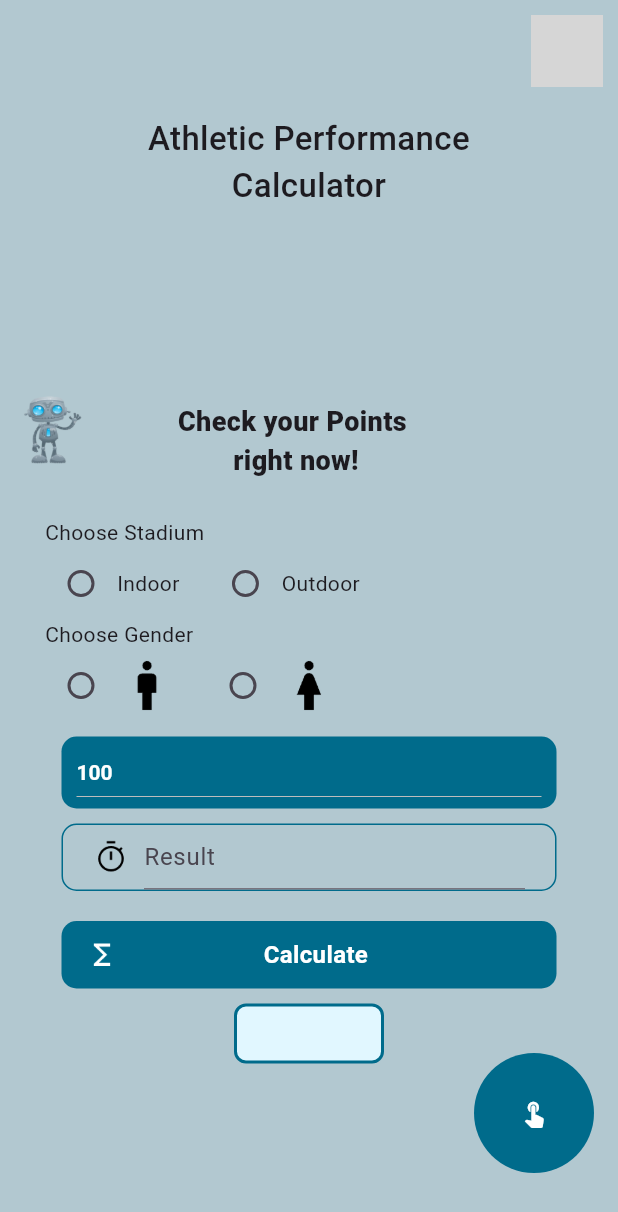
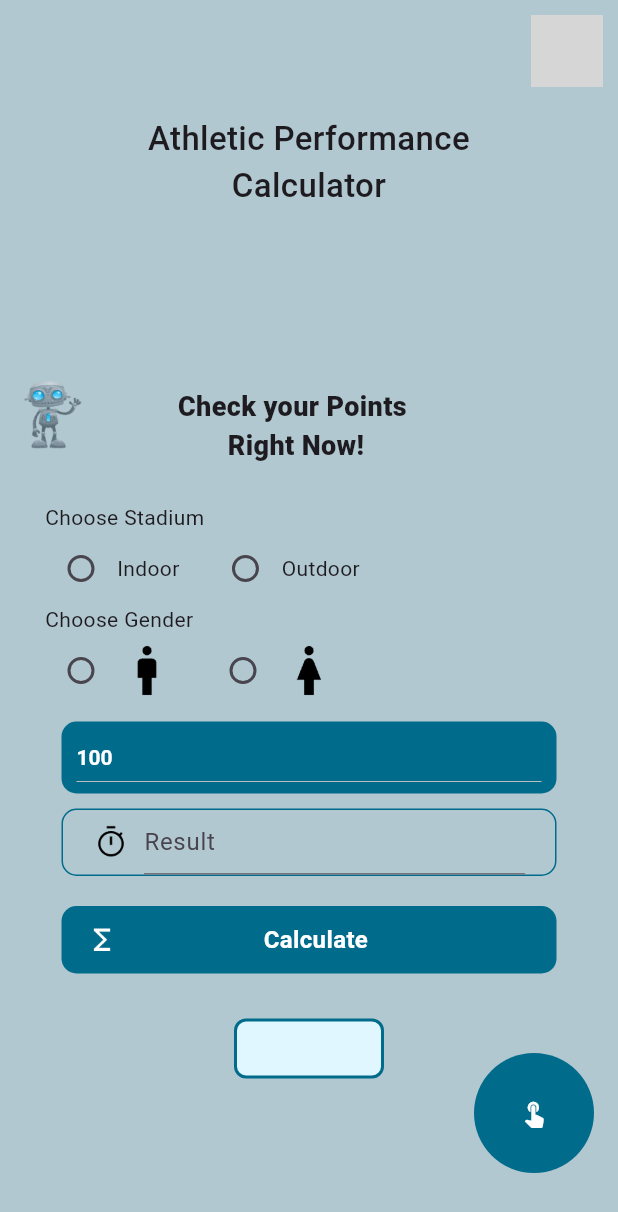
Before and after one commit to MohamaddMortada/AI-Front-End, a Flutter app: the Calculate screen opened by its route, on a phone screen of 412 x 824 dp. Shown: the top 1212 px of the screen. Run offline on Flutter 3.47's test engine with Material 3 defaults, Android fonts, the phone set to English and light mode, and no system bars; our stand-ins replace flutter_secure_storage, get, image_picker, shared_preferences; accounts and stored records are empty; network calls fail; grey boxes are pictures that could not be loaded.

```diff
--- a/lib/pages/calculate.dart
+++ b/lib/pages/calculate.dart
@@ -136,9 +136,10 @@ class _CalculateState extends State<Calculate> {
                     textAlign: TextAlign.center,
                   ),
                 ),
-                const Spacer(),
+                Spacer(),
+                //Image.asset('assets/motivation.png',width: 150,height: 200,),
                 AlamiMessage(
-                  text: 'Check your Points \n right now!',
+                  text: 'Check your Points \n Right Now!',
                   fontSize: 18,
                   fontWeight: FontWeight.w800,
                 ),
@@ -253,7 +254,7 @@ class _CalculateState extends State<Calculate> {
                     await fetchScore();
                   },
                 ),
-                const SizedBox(height: 10),
+                const SizedBox(height: 30),
                 Container(
                   alignment: Alignment.center,
                   width: 100,
```
Also changed, not shown: assets/girl-running.png (added), assets/motivation.png (added).
